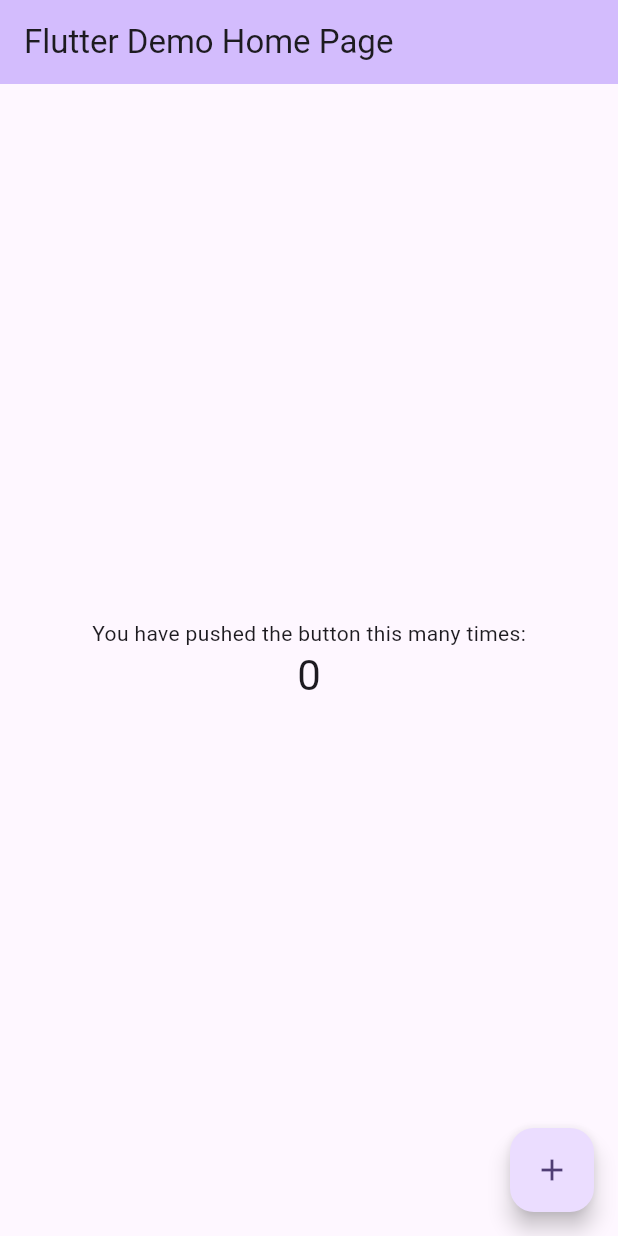
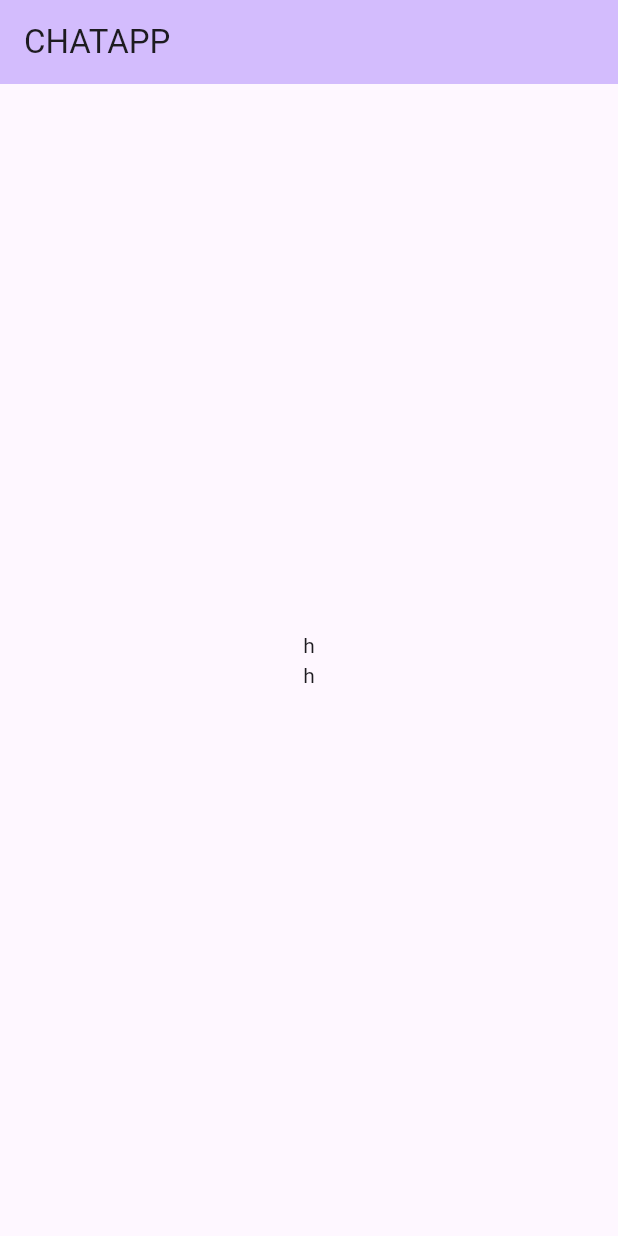
Before and after one commit to SarthakMohanty1965/CODSOFT, a Flutter app: the screen it shows after launch, on a phone screen of 412 x 824 dp. Run offline on Flutter 3.47's test engine with Material 3 defaults, Android fonts, the phone set to English and light mode, and no system bars; our stand-ins replace audioplayers.

Commit message:
Cleaned Main.dart file

```diff
--- a/task_04/lib/main.dart
+++ b/task_04/lib/main.dart
@@ -7,119 +7,46 @@
 class MyApp extends StatelessWidget {
   const MyApp({super.key});
 
-  // This widget is the root of your application.
+
   @override
   Widget build(BuildContext context) {
     return MaterialApp(
       title: 'Flutter Demo',
       theme: ThemeData(
-        // This is the theme of your application.
-        //
-        // TRY THIS: Try running your application with "flutter run". You'll see
-        // the application has a purple toolbar. Then, without quitting the app,
-        // try changing the seedColor in the colorScheme below to Colors.green
-        // and then invoke "hot reload" (save your changes or press the "hot
-        // reload" button in a Flutter-supported IDE, or press "r" if you used
-        // the command line to start the app).
-        //
-        // Notice that the counter didn't reset back to zero; the application
-        // state is not lost during the reload. To reset the state, use hot
-        // restart instead.
-        //
-        // This works for code too, not just values: Most code changes can be
-        // tested with just a hot reload.
+
         colorScheme: ColorScheme.fromSeed(seedColor: Colors.deepPurple),
         useMaterial3: true,
       ),
-      home: const MyHomePage(title: 'Flutter Demo Home Page'),
+      home: const MyHomePage(),
     );
   }
 }
 
 class MyHomePage extends StatefulWidget {
-  const MyHomePage({super.key, required this.title});
-
-  // This widget is the home page of your application. It is stateful, meaning
-  // that it has a State object (defined below) that contains fields that affect
-  // how it looks.
-
-  // This class is the configuration for the state. It holds the values (in this
-  // case the title) provided by the parent (in this case the App widget) and
-  // used by the build method of the State. Fields in a Widget subclass are
-  // always marked "final".
-
-  final String title;
-
-  @override
+  const MyHomePage({super.key, });
+@override
   State<MyHomePage> createState() => _MyHomePageState();
 }
 
 class _MyHomePageState extends State<MyHomePage> {
-  int _counter = 0;
-
-  void _incrementCounter() {
-    setState(() {
-      // This call to setState tells the Flutter framework that something has
-      // changed in this State, which causes it to rerun the build method below
-      // so that the display can reflect the updated values. If we changed
-      // _counter without calling setState(), then the build method would not be
-      // called again, and so nothing would appear to happen.
-      _counter++;
-    });
-  }
 
   @override
   Widget build(BuildContext context) {
-    // This method is rerun every time setState is called, for instance as done
-    // by the _incrementCounter method above.
-    //
-    // The Flutter framework has been optimized to make rerunning build methods
-    // fast, so that you can just rebuild anything that needs updating rather
-    // than having to individually change instances of widgets.
     return Scaffold(
       appBar: AppBar(
-        // TRY THIS: Try changing the color here to a specific color (to
-        // Colors.amber, perhaps?) and trigger a hot reload to see the AppBar
-        // change color while the other colors stay the same.
         backgroundColor: Theme.of(context).colorScheme.inversePrimary,
-        // Here we take the value from the MyHomePage object that was created by
-        // the App.build method, and use it to set our appbar title.
-        title: Text(widget.title),
+        title: Text('CHATAPP'),
       ),
-      body: Center(
-        // Center is a layout widget. It takes a single child and positions it
-        // in the middle of the parent.
-        child: Column(
-          // Column is also a layout widget. It takes a list of children and
-          // arranges them vertically. By default, it sizes itself to fit its
-          // children horizontally, and tries to be as tall as its parent.
-          //
-          // Column has various properties to control how it sizes itself and
-          // how it positions its children. Here we use mainAxisAlignment to
-          // center the children vertically; the main axis here is the vertical
-          // axis because Columns are vertical (the cross axis would be
-          // horizontal).
-          //
-          // TRY THIS: Invoke "debug painting" (choose the "Toggle Debug Paint"
-          // action in the IDE, or press "p" in the console), to see the
-          // wireframe for each widget.
-          mainAxisAlignment: MainAxisAlignment.center,
+      body:const  Center(
+         child: Column(
+         mainAxisAlignment: MainAxisAlignment.center,
           children: <Widget>[
-            const Text(
-              'You have pushed the button this many times:',
-            ),
-            Text(
-              '$_counter',
-              style: Theme.of(context).textTheme.headlineMedium,
+             Text('h'),
+            Text('h'
             ),
           ],
         ),
       ),
-      floatingActionButton: FloatingActionButton(
-        onPressed: _incrementCounter,
-        tooltip: 'Increment',
-        child: const Icon(Icons.add),
-      ), // This trailing comma makes auto-formatting nicer for build methods.
-    );
+       );
   }
 }
```
